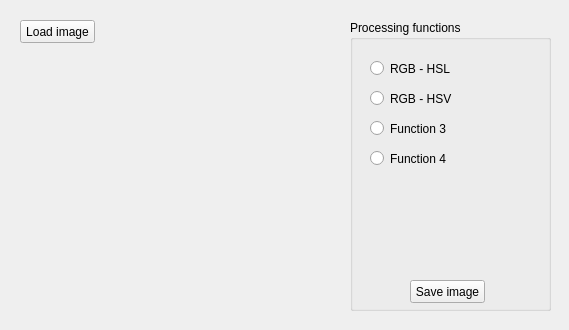
First picture: the form in mainwindow.ui, repository JCamiloo/ImageProcessing, before the edit.
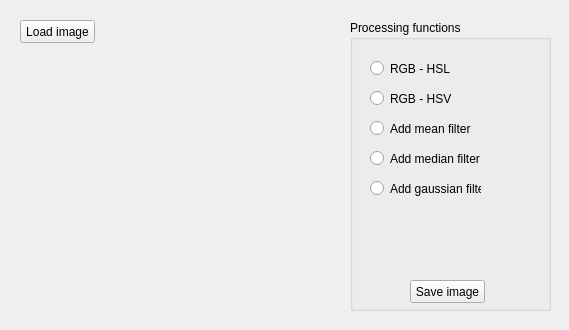
Second picture: the form after the edit.

Commit message: Filter mean, median and gaussian implemented

What changed in the file:
```diff
--- a/mainwindow.ui
+++ b/mainwindow.ui
@@ -105,12 +105,12 @@
       <rect>
        <x>20</x>
        <y>100</y>
-       <width>82</width>
+       <width>101</width>
        <height>17</height>
       </rect>
      </property>
      <property name="text">
-      <string>Function 3</string>
+      <string>Add mean filter</string>
      </property>
     </widget>
     <widget class="QRadioButton" name="radioButton_4">
@@ -118,12 +118,25 @@
       <rect>
        <x>20</x>
        <y>130</y>
-       <width>82</width>
+       <width>111</width>
        <height>17</height>
       </rect>
      </property>
      <property name="text">
-      <string>Function 4</string>
+      <string>Add median filter</string>
+     </property>
+    </widget>
+    <widget class="QRadioButton" name="radioButtonGaussianFilter">
+     <property name="geometry">
+      <rect>
+       <x>20</x>
+       <y>160</y>
+       <width>111</width>
+       <height>17</height>
+      </rect>
+     </property>
+     <property name="text">
+      <string>Add gaussian filter </string>
      </property>
     </widget>
    </widget>
```
Left out of the diff: 4 changed lines with no effect on the pictures. The commit also changes 7 other files.
